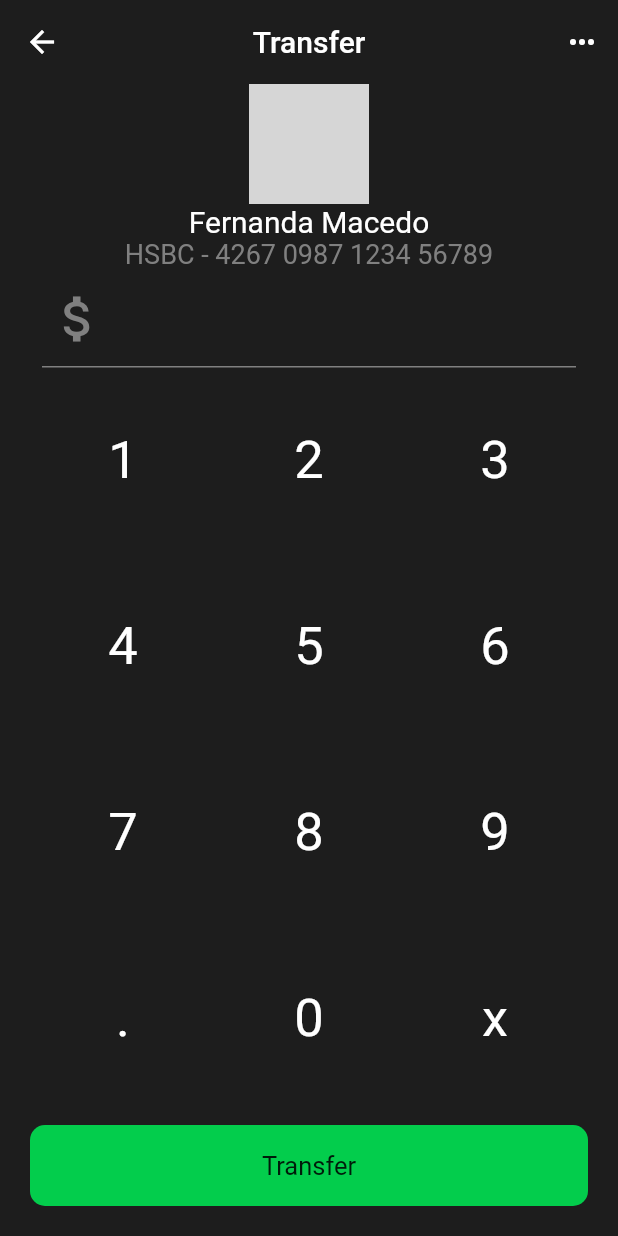
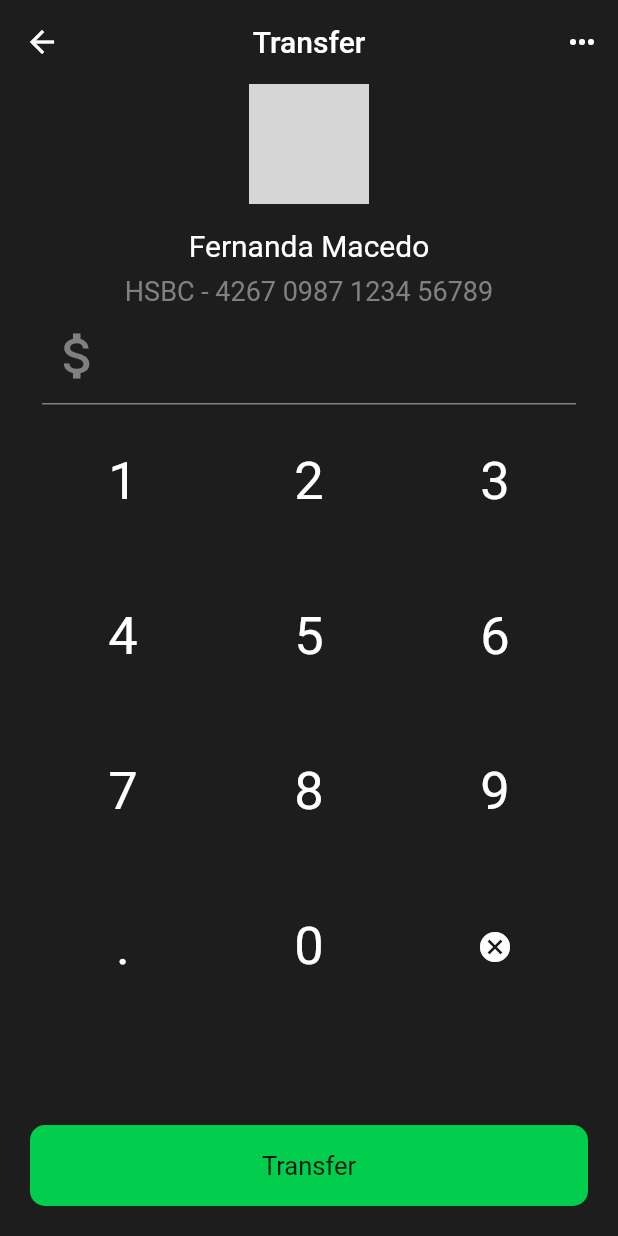
Before and after one commit to raangelbeatriz/bank_app_ui, a Flutter app: the TransferPage screen opened by its route, on a phone screen of 412 x 824 dp. Run offline on Flutter 3.47's test engine with Material 2 defaults, Android fonts, the phone set to English and light mode, and no system bars; network calls fail; grey boxes are pictures that could not be loaded.

Commit message:
refactor calculate button

```diff
--- a/lib/app/pages/transfer_page/transfer_page.dart
+++ b/lib/app/pages/transfer_page/transfer_page.dart
@@ -1,5 +1,6 @@
 import 'package:bank_app_ui/app/core/utils/colors.dart';
 import 'package:bank_app_ui/app/core/utils/size_extension.dart';
+import 'package:bank_app_ui/app/pages/transfer_page/wigdet/calculator_button.dart';
 import 'package:flutter/material.dart';
 
 class TransferPage extends StatelessWidget {
@@ -43,7 +44,7 @@ class TransferPage extends StatelessWidget {
       body: Padding(
         padding: const EdgeInsets.only(right: 20.0, left: 20.0, bottom: 20),
         child: Column(
-          mainAxisAlignment: MainAxisAlignment.spaceAround,
+          mainAxisAlignment: MainAxisAlignment.spaceBetween,
           crossAxisAlignment: CrossAxisAlignment.center,
           children: [
             const CircleAvatar(
@@ -52,9 +53,15 @@ class TransferPage extends StatelessWidget {
                 'https://img.freepik.com/free-photo/young-beautiful-woman-pink-warm-sweater-natural-look-smiling-portrait-isolated-long-hair_285396-896.jpg?w=2000',
               ),
             ),
+            SizedBox(
+              height: context.heigth * 0.02,
+            ),
             const Text(
               'Fernanda Macedo',
               style: TextStyle(color: Colors.white, fontSize: 20),
+            ),
+            SizedBox(
+              height: context.heigth * 0.01,
             ),
             Text(
               'HSBC - 4267 0987 1234 56789',
@@ -86,7 +93,7 @@ class TransferPage extends StatelessWidget {
               // height: context.heigth * 0.55,
               child: GridView.builder(
                 gridDelegate: const SliverGridDelegateWithFixedCrossAxisCount(
-                    crossAxisCount: 3, childAspectRatio: 1),
+                    crossAxisCount: 3, childAspectRatio: 1.2),
                 itemCount: _calculatorItems.length,
                 itemBuilder: ((context, index) {
                   return CalculatorButton(
@@ -116,34 +123,3 @@ class TransferPage extends StatelessWidget {
     );
   }
 }
-
-class CalculatorButton extends StatelessWidget {
-  const CalculatorButton({
-    Key? key,
-    required this.item,
-    required this.controller,
-  }) : super(key: key);
-  final String item;
-  final TextEditingController controller;
-  @override
-  Widget build(BuildContext context) {
-    return InkWell(
-      onTap: () {
-        if (item == 'x') {
-          controller.text = '';
-        } else {
-          controller.text += item;
-          print(controller.text);
-        }
-      },
-      child: SizedBox(
-        child: Center(
-          child: Text(
-            item,
-            style: const TextStyle(color: Colors.white, fontSize: 35),
-          ),
-        ),
-      ),
-    );
-  }
-}
--- /dev/null
+++ b/lib/app/pages/transfer_page/wigdet/calculator_button.dart
@@ -0,0 +1,36 @@
+import 'package:flutter/material.dart';
+
+class CalculatorButton extends StatelessWidget {
+  const CalculatorButton({
+    Key? key,
+    required this.item,
+    required this.controller,
+  }) : super(key: key);
+  final String item;
+  final TextEditingController controller;
+  @override
+  Widget build(BuildContext context) {
+    return InkWell(
+      onTap: () {
+        if (item == 'x') {
+          controller.text = '';
+        } else {
+          controller.text += item;
+        }
+      },
+      child: SizedBox(
+        child: Center(
+          child: item != 'x'
+              ? Text(
+                  item,
+                  style: const TextStyle(color: Colors.white, fontSize: 35),
+                )
+              : const Icon(
+                  Icons.cancel,
+                  color: Colors.white,
+                ),
+        ),
+      ),
+    );
+  }
+}
```
